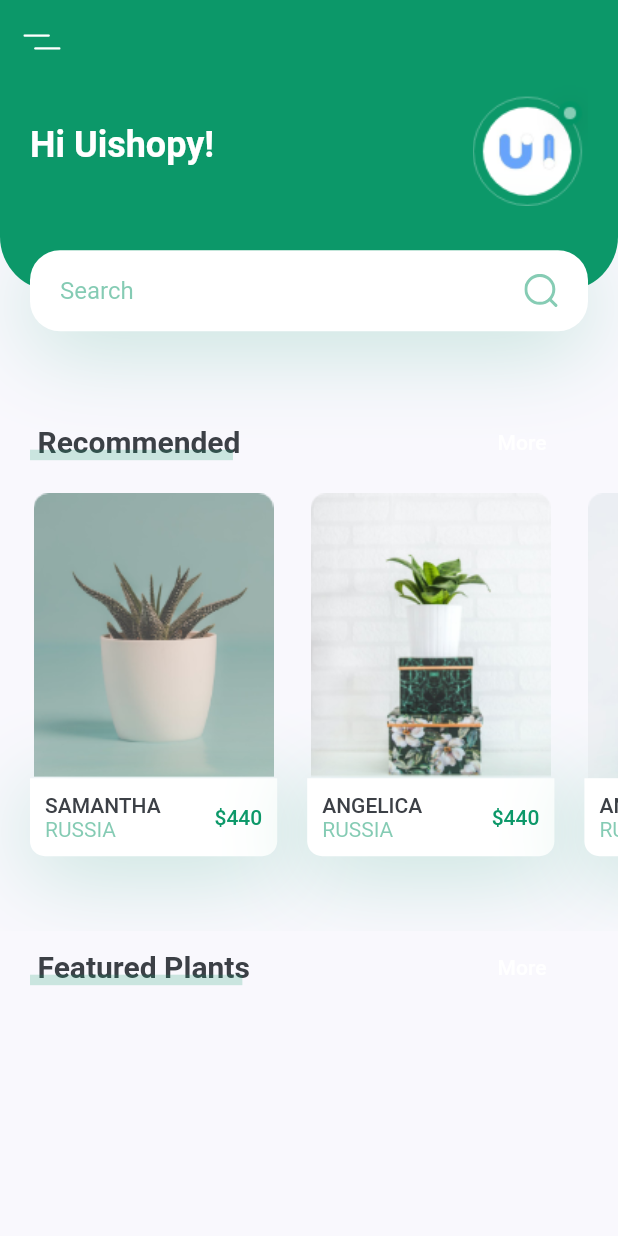
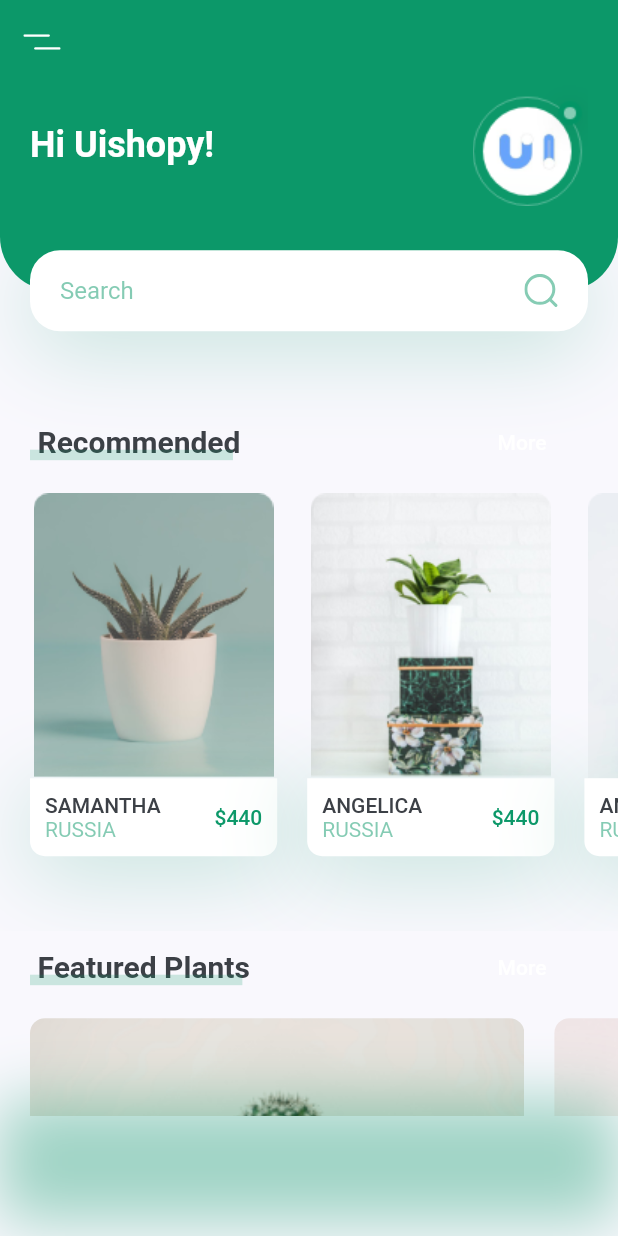
Before and after one commit to MekhrojDoliev/shop_app, a Flutter app: the screen it shows after launch, on a phone screen of 412 x 824 dp. Run offline on Flutter 3.47's test engine with Material 2 defaults, Android fonts, the phone set to English and light mode, and no system bars; our stand-ins replace flutter_svg.

Commit message:
Home Screen

```diff
--- a/lib/screens/home/components/body.dart
+++ b/lib/screens/home/components/body.dart
@@ -1,9 +1,9 @@
 import 'package:flutter/material.dart';
 //import 'package:flutter_svg/svg.dart';
-//import 'package:plant_app/constant.dart';
+import 'package:plant_app/constant.dart';
+import 'package:plant_app/screens/home/components/featured_plants.dart';
 import 'package:plant_app/screens/home/components/recomend_plants.dart';
 import 'package:plant_app/screens/home/components/title_with_more_bbtn.dart';
-
 import 'header_with_seachbox.dart';
 
 class Body extends StatelessWidget {
@@ -18,16 +18,41 @@ class Body extends StatelessWidget {
           HeaderWithSearchBox(size: size),
           TitleWithMoreBtn(
             title: "Recommended",
-            press: () {},
+            press: () {}
           ),
-
           RecomendsPlants(),
           TitleWithMoreBtn(
             title: "Featured Plants",
-            press: () {},
+            press: () {}
           ),
+          FeaturedPlants(),
+          SizedBox(height: kDefualtPadding),
         ],
       ),
     );
   }
 }
+class FeaturedPlants extends StatelessWidget {
+  const FeaturedPlants({
+    Key? key,
+  }) : super(key: key);
+
+  @override
+  Widget build(BuildContext context) {
+    return SingleChildScrollView(
+      scrollDirection: Axis.horizontal,
+      child: Row(
+        children:<Widget> [
+          FeaturePlantCard(
+            image: "assets/images/bottom_img_1.png",
+            press: () {},
+            ),
+            FeaturePlantCard(
+            image: "assets/images/bottom_img_2.png",
+            press: () {},
+            ),
+        ],
+      ),
+    );
+  }
+}
--- /dev/null
+++ b/lib/screens/home/components/featured_plants.dart
@@ -0,0 +1,62 @@
+import 'package:flutter/material.dart';
+import 'package:plant_app/constant.dart';
+
+
+class FeaturedPlants extends StatelessWidget {
+  const FeaturedPlants({
+    Key? key,
+  }) : super(key: key);
+
+  @override
+  Widget build(BuildContext context) {
+    return SingleChildScrollView(
+      scrollDirection: Axis.horizontal,
+      child: Row(
+        children:<Widget> [
+          FeaturePlantCard(
+            image: "assets/images/bottom_img_1.png",
+            press: () {},
+            ),
+            FeaturePlantCard(
+            image: "assets/images/bottom_img_2.png",
+            press: () {},
+            ),
+        ],
+      ),
+    );
+  }
+}
+
+class FeaturePlantCard extends StatelessWidget {
+  const FeaturePlantCard({
+    Key? key,
+    required this.image, required this.press,
+  }) : super(key: key);
+  final String image;
+  final Function press;
+
+  @override
+  Widget build(BuildContext context) {
+    Size size = MediaQuery.of(context).size;
+
+    return GestureDetector(
+      onTap: press(),
+      child: Container(
+        margin: EdgeInsets.only(
+          left: kDefualtPadding,
+          top: kDefualtPadding / 2,
+          bottom: kDefualtPadding / 2,
+        ),
+        width: size.width * 0.8,
+        height: 185,
+        decoration: BoxDecoration(
+          borderRadius: BorderRadius.circular(10),
+          image: DecorationImage(
+            fit: BoxFit.cover,
+            image: AssetImage(image),
+          ),
+        ),
+      ),
+    );
+  }
+}
--- a/lib/screens/home/home_screen.dart
+++ b/lib/screens/home/home_screen.dart
@@ -12,6 +12,17 @@ class HomeScreen extends StatelessWidget {
     return Scaffold(
       appBar: buildAppBar(),
       body: Body(),
+      bottomNavigationBar: Container(height: 80,
+      decoration: BoxDecoration(
+        boxShadow:[
+          BoxShadow(
+          offset: Offset(0, -10),
+          blurRadius:35,
+          color: kPrimaryColor.withOpacity(0.38),
+        ),
+        ],
+      ),
+      ),
     );
   }
 
```
